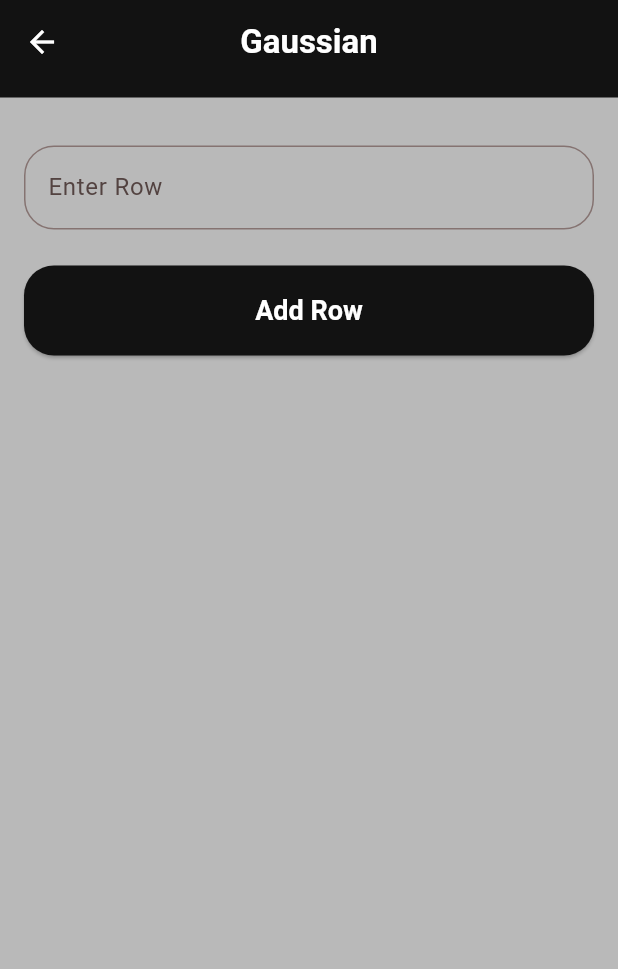
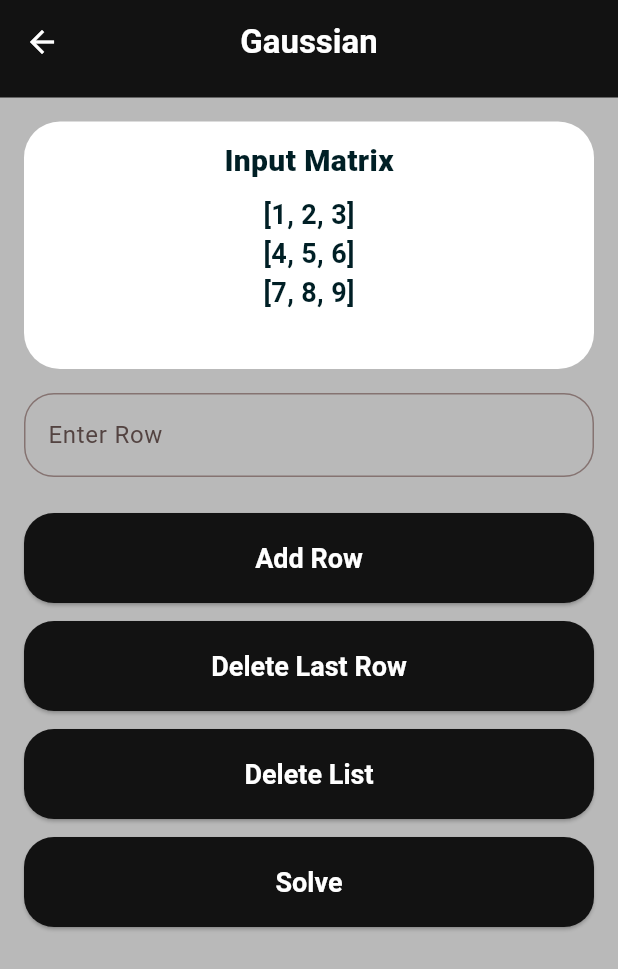
Before and after one commit to Abdelsalam-14/Matrices-Project, a Flutter app: the screen it shows after launch, after a tap on "Start", after a tap on "Gaussian", on a phone screen of 412 x 824 dp. Shown: the top 969 px of the screen. Run offline on Flutter 3.47's test engine with Material 3 defaults, Android fonts, the phone set to English and light mode, and no system bars; missing offline and left inert: animated_widgets_flutter; Roboto replaces fonts that are missing (cairo).

Commit message:
end gaussian and build version 1.0.0

```diff
--- /dev/null
+++ b/lib/Functions/gaussian_function.dart
@@ -0,0 +1,225 @@
+// class GaussianElminationSolve{
+//   static void printMatrix(List<List<double>> matrix) {
+//     for (var row in matrix) {
+//       print(row.map((e) => e.toStringAsFixed(2)).toList());
+//     }
+//     print('');
+//   }
+//
+//   static void gaussianElimination(List<List<double>> matrix) {
+//     int n = matrix.length;
+//
+//     print("Initial Matrix:");
+//     printMatrix(matrix);
+//
+//     // Forward elimination
+//     for (int i = 0; i < n; i++) {
+//       // Find the row with the largest value in column i to use as the pivot
+//       int maxRow = i;
+//       for (int k = i + 1; k < n; k++) {
+//         if ((matrix[k][i]).abs() > (matrix[maxRow][i]).abs()) {
+//           maxRow = k;
+//         }
+//       }
+//
+//       // Swap the row with the largest value with the current row if needed
+//       if (maxRow != i) {
+//         List<double> temp = matrix[i];
+//         matrix[i] = matrix[maxRow];
+//         matrix[maxRow] = temp;
+//         print("Swapping row $i with row $maxRow:");
+//         printMatrix(matrix);
+//       }
+//
+//       // Make sure the pivot is not zero (to astatic void division by zero)
+//       if (matrix[i][i].abs() < 1e-9) {
+//         print("Matrix is singular or has no unique solution.");
+//         return;
+//       }
+//
+//       // Normalize the pivot row (make the pivot 1)
+//       double pivot = matrix[i][i];
+//       for (int j = i; j <= n; j++) {
+//         matrix[i][j] /= pivot;
+//       }
+//       print("Normalizing row $i to make pivot 1:");
+//       printMatrix(matrix);
+//
+//       // Make all rows below this one 0 in the current column
+//       for (int k = i + 1; k < n; k++) {
+//         double factor = matrix[k][i];
+//         for (int j = i; j <= n; j++) {
+//           matrix[k][j] -= factor * matrix[i][j];
+//         }
+//         print("Row $k - (${factor.toStringAsFixed(2)}) * Row $i:");
+//         printMatrix(matrix);
+//       }
+//     }
+//
+//     // Back substitution to solve for the values
+//     List<double> solution = List<double>.filled(n, 0.0);
+//     for (int i = n - 1; i >= 0; i--) {
+//       solution[i] = matrix[i][n];
+//       for (int k = i - 1; k >= 0; k--) {
+//         matrix[k][n] -= matrix[k][i] * solution[i];
+//         print("Back substitution on row $k:");
+//         printMatrix(matrix);
+//       }
+//     }
+//
+//     // Print the final solution
+//     print("Solution:");
+//     for (int i = 0; i < n; i++) {
+//       print("x${i + 1} = ${solution[i].toStringAsFixed(2)}");
+//     }
+//   }
+//
+// }
+// class GaussianElminationSolve {
+//   static void gaussianElimination(List<List<double>> matrix) {
+//     int n = matrix.length;
+//     if (n == 0) return;
+//     int m = matrix[0].length;
+//
+//     for (int i = 0; i < n; i++) {
+//       // Find the maximum element in the current column
+//       double maxEl = matrix[i][i];
+//       int maxRow = i;
+//       for (int k = i + 1; k < n; k++) {
+//         if (matrix[k][i] > maxEl) {
+//           maxEl = matrix[k][i];
+//           maxRow = k;
+//         }
+//       }
+//
+//       // Swap the maximum row with the current row
+//       List<double> temp = matrix[maxRow];
+//       matrix[maxRow] = matrix[i];
+//       matrix[i] = temp;
+//
+//       // Make all rows below this one 0 in the current column
+//       for (int k = i + 1; k < n; k++) {
+//         double c = -matrix[k][i] / matrix[i][i];
+//         for (int j = i; j < m; j++) {
+//           if (i == j) {
+//             matrix[k][j] = 0;
+//           } else {
+//             matrix[k][j] += c * matrix[i][j];
+//           }
+//         }
+//       }
+//     }
+//
+//     // Print the matrix for debugging
+//     for (int i = 0; i < n; i++) {
+//       print(matrix[i].map((e) => e.toStringAsFixed(2)).toList());
+//     }
+//   }
+// }
+// class GaussianEliminationSolve {
+//   static void gaussianElimination(List<List<double>> matrix) {
+//     int n = matrix.length;
+//     if (n == 0) return;
+//     int m = matrix[0].length;
+//
+//     print("Initial Matrix:");
+//     printMatrix(matrix);
+//
+//     for (int i = 0; i < n; i++) {
+//       // Find the maximum element in the current column
+//       double maxEl = matrix[i][i];
+//       int maxRow = i;
+//       for (int k = i + 1; k < n; k++) {
+//         if (matrix[k][i].abs() > maxEl.abs()) {
+//           maxEl = matrix[k][i];
+//           maxRow = k;
+//         }
+//       }
+//
+//       // Swap the maximum row with the current row
+//       print("\nPivot for column $i: Swap row $i with row $maxRow");
+//       List<double> temp = matrix[maxRow];
+//       matrix[maxRow] = matrix[i];
+//       matrix[i] = temp;
+//       printMatrix(matrix);
+//
+//       // Make all rows below this one 0 in the current column
+//       for (int k = i + 1; k < n; k++) {
+//         double c = -matrix[k][i] / matrix[i][i];
+//         print("\nEliminating column $i in row $k using row $i:");
+//         for (int j = i; j < m; j++) {
+//           if (i == j) {
+//             matrix[k][j] = 0;
+//           } else {
+//             matrix[k][j] += c * matrix[i][j];
+//           }
+//         }
+//         printMatrix(matrix);
+//       }
+//     }
+//
+//     print("\nFinal Upper Triangular Matrix:");
+//     printMatrix(matrix);
+//   }
+//
+//   static void printMatrix(List<List<double>> matrix) {
+//     for (var row in matrix) {
+//       print(row.map((e) => e.toStringAsFixed(2)).toList());
+//     }
+//   }
+// }
+
+class GaussianEliminationSolve {
+  static List<List<double>> gaussianElimination(List<List<double>> matrix) {
+    int n = matrix.length;
+    if (n == 0) return [];
+
+    int m = matrix[0].length;
+
+    print("Initial Matrix:");
+    printMatrix(matrix);
+
+    for (int i = 0; i < n; i++) {
+      // Find the maximum element in the current column
+      double maxEl = matrix[i][i];
+      int maxRow = i;
+      for (int k = i + 1; k < n; k++) {
+        if (matrix[k][i].abs() > maxEl.abs()) {
+          maxEl = matrix[k][i];
+          maxRow = k;
+        }
+      }
+
+      // Swap the maximum row with the current row
+      print("\nPivot for column $i: Swap row $i with row $maxRow");
+      List<double> temp = matrix[maxRow];
+      matrix[maxRow] = matrix[i];
+      matrix[i] = temp;
+      printMatrix(matrix);
+
+      // Make all rows below this one 0 in the current column
+      for (int k = i + 1; k < n; k++) {
+        double c = -matrix[k][i] / matrix[i][i];
+        print("\nEliminating column $i in row $k using row $i:");
+        for (int j = i; j < m; j++) {
+          if (i == j) {
+            matrix[k][j] = 0;
+          } else {
+            matrix[k][j] += c * matrix[i][j];
+          }
+        }
+        printMatrix(matrix);
+      }
+    }
+
+    print("\nFinal Upper Triangular Matrix:");
+    printMatrix(matrix);
+    return matrix;
+  }
+
+  static void printMatrix(List<List<double>> matrix) {
+    for (var row in matrix) {
+      print(row.map((e) => e.toStringAsFixed(2)).toList());
+    }
+  }
+}
--- a/lib/screens/main.dart
+++ b/lib/main.dart
@@ -1,7 +1,7 @@
 import 'package:course_flutter/screens/splash_screen.dart';
 import 'package:flutter/material.dart';
 
-import '../widgets/theme.dart';
+import 'widgets/theme.dart';
 
 void main() {
   runApp(const MyApp());
--- a/lib/screens/operations_screen.dart
+++ b/lib/screens/operations_screen.dart
@@ -1,6 +1,7 @@
 import 'package:course_flutter/widgets/toast.dart';
 import 'package:flutter/material.dart';
 
+import '../Functions/gaussian_function.dart';
 import '../widgets/general_functions.dart';
 import '../widgets/general_widgets.dart';
 
@@ -14,11 +15,13 @@ class OperationsScreen extends StatefulWidget {
 }
 
 class _OperationsScreenState extends State<OperationsScreen> {
-  List<List<double>> matrix = [
-    // [1, 2, 3],
-    // [4, 5, 6],
-    // [7, 8, 9]
+  List<List<double>> inputMatrix = [
+    [1, 2, 3],
+    [4, 5, 6],
+    [7, 8, 9]
   ];
+  List<List<double>> outputMatrix = [];
+
   TextEditingController controller = TextEditingController();
   final GlobalKey<FormState> _formKey = GlobalKey<FormState>();
   @override
@@ -30,18 +33,22 @@ class _OperationsScreenState extends State<OperationsScreen> {
         child: ListView(
           padding: const EdgeInsets.all(16),
           children: [
-            if (matrix.isNotEmpty)
+            if (inputMatrix.isNotEmpty)
               Container(
                 alignment: Alignment.center,
                 padding: const EdgeInsets.all(12),
                 width: MediaQuery.of(context).size.width / 2,
+                decoration: BoxDecoration(
+                  borderRadius: BorderRadius.circular(24),
+                  color: Colors.white,
+                ),
                 child: Column(
                   children: [
                     const Text("Input Matrix",
                         style: TextStyle(
                             fontSize: 20, fontWeight: FontWeight.w800)),
                     const SizedBox(height: 8),
-                    Text(matrixToString(matrix),
+                    Text(matrixToString(inputMatrix),
                         style: const TextStyle(
                             fontSize: 18, fontWeight: FontWeight.w600)),
                   ],
@@ -59,38 +66,68 @@ class _OperationsScreenState extends State<OperationsScreen> {
                     for (int i = 0; i < numbers.length; i++) {
                       list.add(double.parse(numbers[i]));
                     }
-                    if (matrix.isNotEmpty) {
-                      if (matrix[0].length == list.length) {
-                        matrix.add(list);
+                    if (inputMatrix.isNotEmpty) {
+                      if (inputMatrix[0].length == list.length) {
+                        inputMatrix.add(list);
                         controller.clear();
                       } else {
                         Toast.show("you made a mistake", context,
                             messageType: MessageType.error);
                       }
                     } else {
-                      matrix.add(list);
+                      inputMatrix.add(list);
                       controller.clear();
                     }
 
                     setState(() {});
                   }
                 }),
-            if (matrix.isNotEmpty) ...[
+            if (inputMatrix.isNotEmpty) ...[
               const SizedBox(height: 12),
               AppButton(
                   title: "Delete Last Row",
                   onPressed: () {
-                    matrix.removeLast();
+                    inputMatrix.removeLast();
                     setState(() {});
                   }),
               const SizedBox(height: 12),
               AppButton(
                   title: "Delete List",
                   onPressed: () {
-                    matrix = [];
+                    inputMatrix = [];
                     setState(() {});
                   }),
-            ]
+            ],
+            const SizedBox(height: 12),
+            AppButton(
+                title: "Solve",
+                onPressed: () {
+                  outputMatrix =
+                      GaussianEliminationSolve.gaussianElimination(inputMatrix);
+                  setState(() {});
+                }),
+            const SizedBox(height: 24),
+            if (outputMatrix.isNotEmpty)
+              Container(
+                alignment: Alignment.center,
+                padding: const EdgeInsets.all(12),
+                width: MediaQuery.of(context).size.width / 2,
+                decoration: BoxDecoration(
+                  borderRadius: BorderRadius.circular(24),
+                  color: Colors.white,
+                ),
+                child: Column(
+                  children: [
+                    const Text("Output Matrix",
+                        style: TextStyle(
+                            fontSize: 20, fontWeight: FontWeight.w800)),
+                    const SizedBox(height: 8),
+                    Text(matrixToString(inputMatrix),
+                        style: const TextStyle(
+                            fontSize: 18, fontWeight: FontWeight.w600)),
+                  ],
+                ),
+              ),
           ],
         ),
       ),
--- a/lib/widgets/general_widgets.dart
+++ b/lib/widgets/general_widgets.dart
@@ -59,7 +59,7 @@ keyboardType: TextInputType.number,
         hoverColor: Colors.black,
         focusColor: Colors.black,
         focusedBorder: OutlineInputBorder(
-          borderRadius: BorderRadius.circular(20),borderSide: BorderSide(color: Colors.black )
+          borderRadius: BorderRadius.circular(20),borderSide: const BorderSide(color: Colors.black )
         ),
         border: OutlineInputBorder(
           borderRadius: BorderRadius.circular(20)
--- a/lib/widgets/toast.dart
+++ b/lib/widgets/toast.dart
@@ -82,7 +82,7 @@ class ToastView {
                     borderRadius: BorderRadius.circular(backgroundRadius),
                     border: border,
                   ),
-                  margin: EdgeInsets.symmetric(horizontal: 20),
+                  margin: const EdgeInsets.symmetric(horizontal: 20),
                   padding: const EdgeInsets.fromLTRB(16, 10, 16, 10),
                   child: Text(msg,
                       textAlign: TextAlign.center,
```
Also changed, not shown: 1 other file.
